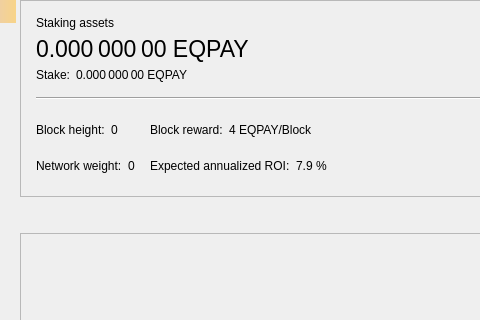
Qt form src/qt/forms/stakepage.ui (equitypay/eqpay) before a commit; both pictures show x 0 to 480 and y 0 to 320 of the 714 by 450 pixel window.
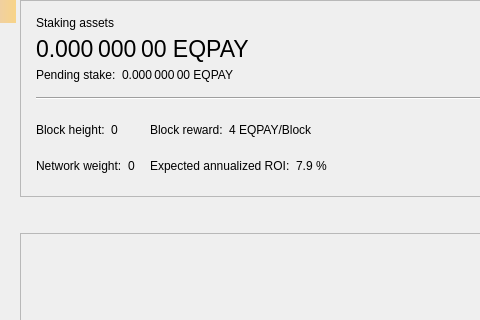
The same form after that commit. Custom widgets are drawn as their Qt base class.

What changed in the file:
```diff
--- a/src/qt/forms/stakepage.ui
+++ b/src/qt/forms/stakepage.ui
@@ -116,7 +116,7 @@
              </sizepolicy>
             </property>
             <property name="text">
-             <string>Stake:</string>
+             <string>Pending stake:</string>
             </property>
             <property name="alignment">
              <set>Qt::AlignLeading|Qt::AlignLeft|Qt::AlignVCenter</set>
```
